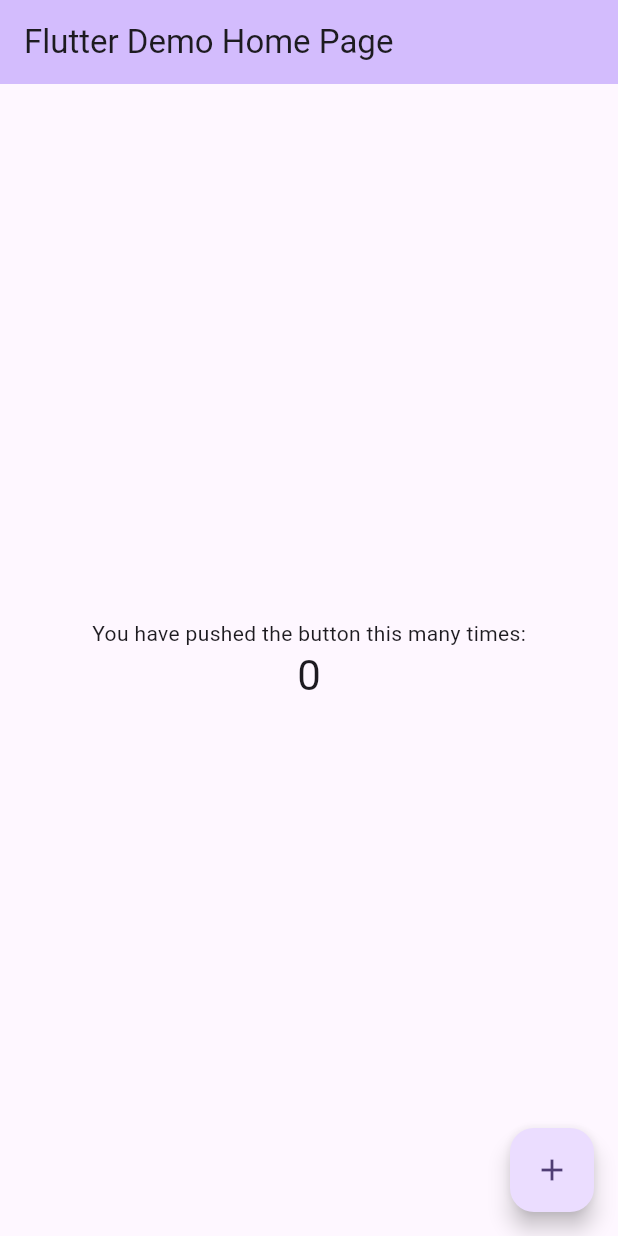
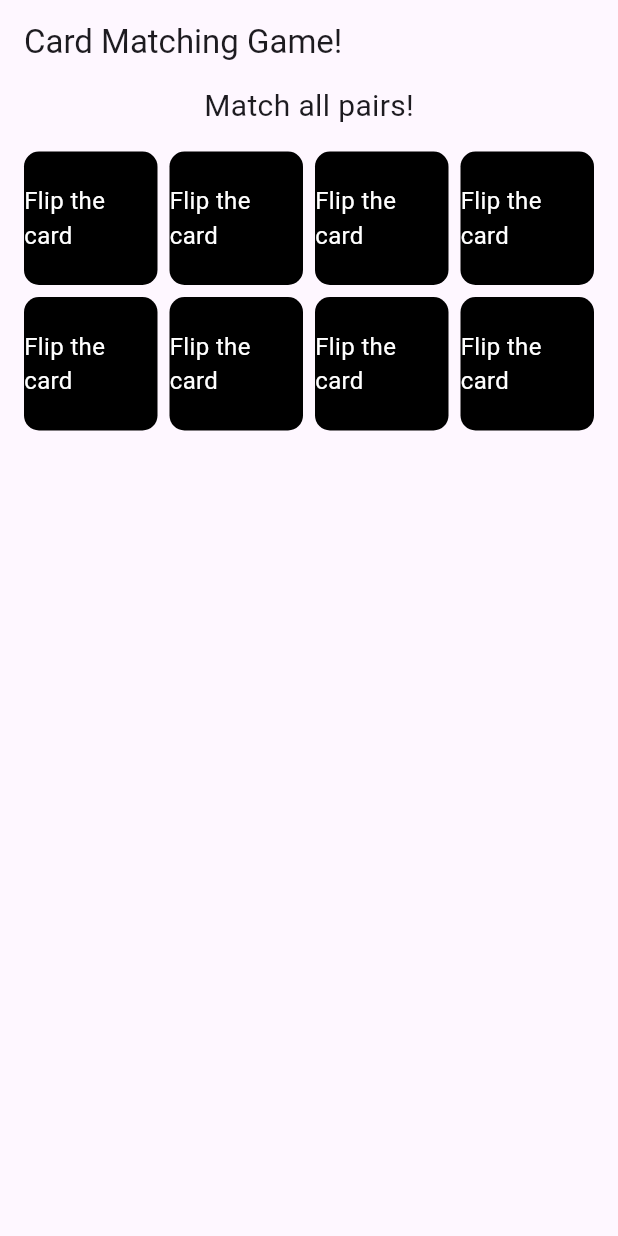
Before and after one commit to Sharmake-gif/card_matching_game, a Flutter app: the screen it shows after launch, on a phone screen of 412 x 824 dp. Run offline on Flutter 3.47's test engine with Material 3 defaults, Android fonts, the phone set to English and light mode, and no system bars.

Commit message:
Updated main.dart , added provider for state maangement, added card animation especially card flipping and the game logic

```diff
--- a/lib/main.dart
+++ b/lib/main.dart
@@ -1,127 +1,180 @@
 import 'package:flutter/material.dart';
 import 'package:provider/provider.dart';
 
-
 void main() {
-  runApp(
-    ChangeNotifierProvider(
-      create: (context) => GameProvider(),
-      child: const MyApp(),
-    ),
-  );
+  runApp(const MyApp());
 }
 
 class MyApp extends StatelessWidget {
   const MyApp({super.key});
+
   @override
   Widget build(BuildContext context) {
-    return MaterialApp(
-      title: 'Flutter Demo',
-      theme: ThemeData(
-        // This is the theme of your application.
-        //
-        // TRY THIS: Try running your application with "flutter run". You'll see
-        // the application has a purple toolbar. Then, without quitting the app,
-        // try changing the seedColor in the colorScheme below to Colors.green
-        // and then invoke "hot reload" (save your changes or press the "hot
-        // reload" button in a Flutter-supported IDE, or press "r" if you used
-        // the command line to start the app).
-        //
-        // Notice that the counter didn't reset back to zero; the application
-        // state is not lost during the reload. To reset the state, use hot
-        // restart instead.
-        //
-        // This works for code too, not just values: Most code changes can be
-        // tested with just a hot reload.
-        colorScheme: ColorScheme.fromSeed(seedColor: Colors.deepPurple),
+    return ChangeNotifierProvider(
+      create: (context) => GameProvider(),
+      child: MaterialApp(
+        title: 'Card Matching Game',
+        theme: ThemeData(
+          colorScheme: ColorScheme.fromSeed(seedColor: Colors.deepPurple),
+        ),
+        home: const GameScreen(),
       ),
-      home: const MyHomePage(title: 'Flutter Demo Home Page'),
     );
   }
 }
 
-class MyHomePage extends StatefulWidget {
-  const MyHomePage({super.key, required this.title});
+class GameProvider extends ChangeNotifier {
+  List<CardModel> cards = [];
+  CardModel? firstCard;
+  bool isProcessing = false;
 
-  // This widget is the home page of your application. It is stateful, meaning
-  // that it has a State object (defined below) that contains fields that affect
-  // how it looks.
+  GameProvider() {
+    _initializeGame();
+  }
 
-  // This class is the configuration for the state. It holds the values (in this
-  // case the title) provided by the parent (in this case the App widget) and
-  // used by the build method of the State. Fields in a Widget subclass are
-  // always marked "final".
+  void _initializeGame() {
+    List<String> emojis = ['🍎', '🍎', '🚗', '🚗', '🐶', '🐶', '🏀', '🏀'];
+    emojis.shuffle();
+    cards = emojis.map((e) => CardModel(content: e)).toList();
+    firstCard = null;
+    isProcessing = false;
+    notifyListeners();
+  }
 
-  final String title;
+  void flipCard(CardModel card) {
+    if (card.isMatched || card.isFlipped || isProcessing) return;
+    card.isFlipped = true;
+    notifyListeners();
 
-  @override
-  State<MyHomePage> createState() => _MyHomePageState();
+    if (firstCard == null) {
+      firstCard = card;
+    } else {
+      isProcessing = true;
+      if (firstCard!.content == card.content) {
+        card.isMatched = true;
+        firstCard!.isMatched = true;
+        firstCard = null;
+        isProcessing = false;
+      } else {
+        Future.delayed(const Duration(seconds: 1), () {
+          card.isFlipped = false;
+          firstCard!.isFlipped = false;
+          firstCard = null;
+          isProcessing = false;
+          notifyListeners();
+        });
+      }
+      notifyListeners();
+    }
+
+    if (cards.every((c) => c.isMatched)) {
+      _showWinDialog();
+    }
+  }
+
+  void _showWinDialog() {}
 }
 
-class _MyHomePageState extends State<MyHomePage> {
-  int _counter = 0;
+class CardModel {
+  final String content;
+  bool isFlipped;
+  bool isMatched;
 
-  void _incrementCounter() {
-    setState(() {
-      // This call to setState tells the Flutter framework that something has
-      // changed in this State, which causes it to rerun the build method below
-      // so that the display can reflect the updated values. If we changed
-      // _counter without calling setState(), then the build method would not be
-      // called again, and so nothing would appear to happen.
-      _counter++;
-    });
-  }
+  CardModel({
+    required this.content,
+    this.isFlipped = false,
+    this.isMatched = false,
+  });
+}
+
+class GameScreen extends StatelessWidget {
+  const GameScreen({super.key});
 
   @override
   Widget build(BuildContext context) {
-    // This method is rerun every time setState is called, for instance as done
-    // by the _incrementCounter method above.
-    //
-    // The Flutter framework has been optimized to make rerunning build methods
-    // fast, so that you can just rebuild anything that needs updating rather
-    // than having to individually change instances of widgets.
+    final gameProvider = Provider.of<GameProvider>(context);
+
+    if (gameProvider.cards.every((card) => card.isMatched)) {
+      Future.delayed(Duration.zero, () {
+        showDialog(
+          context: context,
+          builder:
+              (context) => AlertDialog(
+                title: const Text('YAYYY You Win!'),
+                content: const Text('Congratulations!'),
+                actions: <Widget>[
+                  TextButton(
+                    child: const Text('OK'),
+                    onPressed: () {
+                      Navigator.of(context).pop();
+                      gameProvider._initializeGame();
+                    },
+                  ),
+                ],
+              ),
+        );
+      });
+    }
+
     return Scaffold(
-      appBar: AppBar(
-        // TRY THIS: Try changing the color here to a specific color (to
-        // Colors.amber, perhaps?) and trigger a hot reload to see the AppBar
-        // change color while the other colors stay the same.
-        backgroundColor: Theme.of(context).colorScheme.inversePrimary,
-        // Here we take the value from the MyHomePage object that was created by
-        // the App.build method, and use it to set our appbar title.
-        title: Text(widget.title),
+      appBar: AppBar(title: const Text("Card Matching Game!")),
+      body: Column(
+        children: [
+          const Text("Match all pairs!", style: TextStyle(fontSize: 20)),
+          Expanded(child: CardGrid()),
+        ],
       ),
-      body: Center(
-        // Center is a layout widget. It takes a single child and positions it
-        // in the middle of the parent.
-        child: Column(
-          // Column is also a layout widget. It takes a list of children and
-          // arranges them vertically. By default, it sizes itself to fit its
-          // children horizontally, and tries to be as tall as its parent.
-          //
-          // Column has various properties to control how it sizes itself and
-          // how it positions its children. Here we use mainAxisAlignment to
-          // center the children vertically; the main axis here is the vertical
-          // axis because Columns are vertical (the cross axis would be
-          // horizontal).
-          //
-          // TRY THIS: Invoke "debug painting" (choose the "Toggle Debug Paint"
-          // action in the IDE, or press "p" in the console), to see the
-          // wireframe for each widget.
-          mainAxisAlignment: MainAxisAlignment.center,
-          children: <Widget>[
-            const Text('You have pushed the button this many times:'),
-            Text(
-              '$_counter',
-              style: Theme.of(context).textTheme.headlineMedium,
-            ),
-          ],
-        ),
-      ),
-      floatingActionButton: FloatingActionButton(
-        onPressed: _incrementCounter,
-        tooltip: 'Increment',
-        child: const Icon(Icons.add),
-      ), // This trailing comma makes auto-formatting nicer for build methods.
     );
   }
 }
+
+class CardGrid extends StatelessWidget {
+  @override
+  Widget build(BuildContext context) {
+    return Consumer<GameProvider>(
+      builder: (context, game, child) {
+        return GridView.builder(
+          padding: const EdgeInsets.all(16),
+          gridDelegate: const SliverGridDelegateWithFixedCrossAxisCount(
+            crossAxisCount: 4,
+            crossAxisSpacing: 8,
+            mainAxisSpacing: 8,
+          ),
+          itemCount: game.cards.length,
+          itemBuilder: (context, index) {
+            return GameCard(card: game.cards[index]);
+          },
+        );
+      },
+    );
+  }
+}
+
+class GameCard extends StatelessWidget {
+  final CardModel card;
+  const GameCard({super.key, required this.card});
+
+  @override
+  Widget build(BuildContext context) {
+    return GestureDetector(
+      onTap:
+          () =>
+              Provider.of<GameProvider>(context, listen: false).flipCard(card),
+      child: AnimatedContainer(
+        duration: const Duration(milliseconds: 300),
+        decoration: BoxDecoration(
+          color: card.isFlipped ? Colors.white : Colors.black,
+          borderRadius: BorderRadius.circular(10),
+        ),
+        alignment: Alignment.center,
+        child:
+            card.isFlipped
+                ? Text(card.content, style: const TextStyle(fontSize: 32))
+                : const Text(
+                  "Flip the card",
+                  style: TextStyle(fontSize: 16, color: Colors.white),
+                ),
+      ),
+    );
+  }
+}
```
